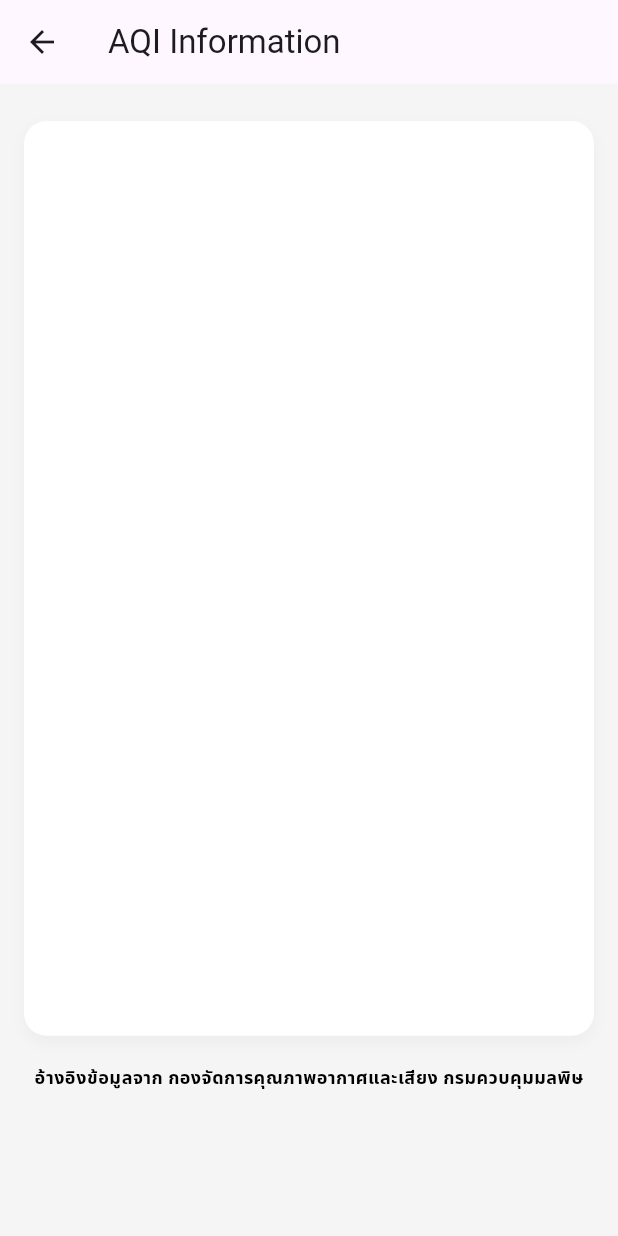
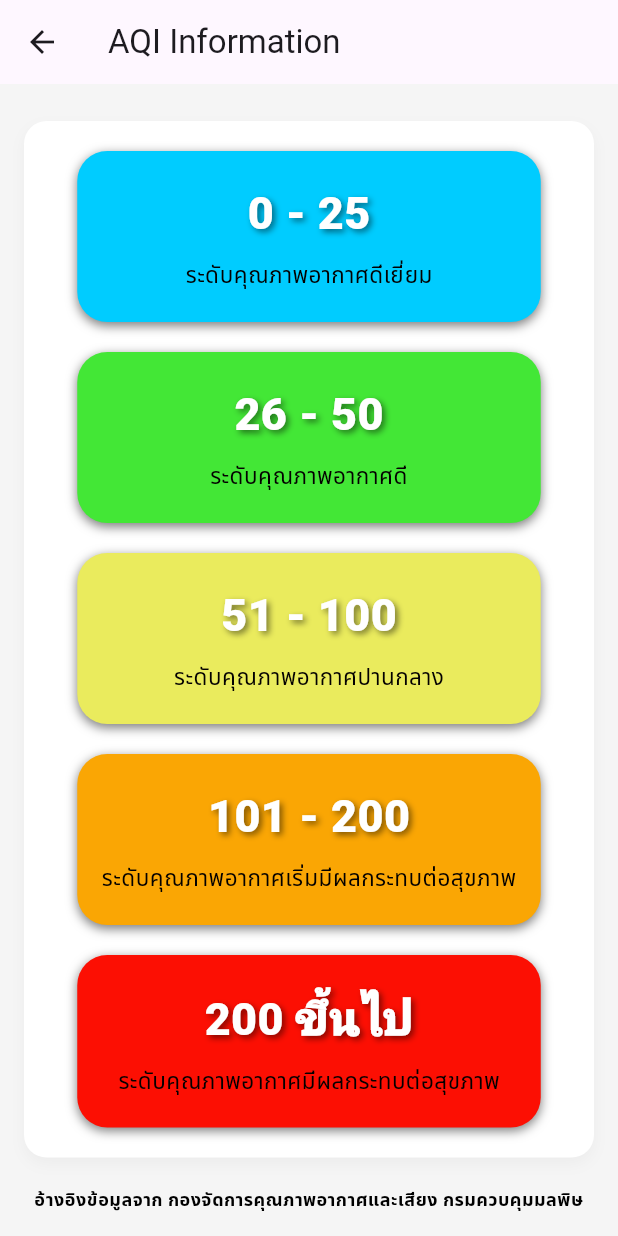
Before and after one commit to teeprakorn1/pm2_flutter_project, a Flutter app: the TopPage screen opened directly, on a phone screen of 412 x 824 dp. Run offline on Flutter 3.47's test engine with Material 3 defaults, Android fonts, the phone set to English and light mode, and no system bars; our stand-ins replace flutter_map, flutter_svg, latlong2, location, shared_preferences; accounts and stored records are empty.

Commit message:
VERSION 0.7.1

```diff
--- a/lib/screens/advice_screen.dart
+++ b/lib/screens/advice_screen.dart
@@ -148,8 +148,7 @@ class TopPage extends StatelessWidget {
             crossAxisAlignment: CrossAxisAlignment.start,
             children: [
               Container(
-                width: screenWidth * 1,
-                height: screenHeight * 0.74,
+                width: screenWidth,
                 padding: EdgeInsets.all(20.0),
                 decoration: BoxDecoration(
                   color: Colors.white,
@@ -163,13 +162,57 @@ class TopPage extends StatelessWidget {
                   ],
                 ),
                 child: Column(
-                  mainAxisAlignment: MainAxisAlignment.start,
-                  children: [],
+                  children: [
+                    _buildBox(
+                      "0 - 25",
+                      "ระดับคุณภาพอากาศดีเยี่ยม",
+                      Color(0xFF00CCFF),
+                      screenHeight,
+                      screenWidth,
+                      scaleFactor,
+                    ),
+                    SizedBox(height: 20),
+                    _buildBox(
+                      "26 - 50",
+                      "ระดับคุณภาพอากาศดี",
+                      Color(0xFF43E736),
+                      screenHeight,
+                      screenWidth,
+                      scaleFactor,
+                    ),
+                    SizedBox(height: 20),
+                    _buildBox(
+                      "51 - 100",
+                      "ระดับคุณภาพอากาศปานกลาง",
+                      Color(0xFFEAEB5D),
+                      screenHeight,
+                      screenWidth,
+                      scaleFactor,
+                    ),
+                    SizedBox(height: 20),
+                    _buildBox(
+                      "101 - 200",
+                      "ระดับคุณภาพอากาศเริ่มมีผลกระทบต่อสุขภาพ",
+                      Color(0xFFFAA604),
+                      screenHeight,
+                      screenWidth,
+                      scaleFactor,
+                    ),
+                    SizedBox(height: 20),
+                    _buildBox(
+                      "200 ขึ้นไป",
+                      "ระดับคุณภาพอากาศมีผลกระทบต่อสุขภาพ",
+                      Color(0xFFFC0F03),
+                      screenHeight,
+                      screenWidth,
+                      scaleFactor,
+                    ),
+                  ],
                 ),
               ),
               SizedBox(height: 20),
-              Positioned(
-                child: Center(
+              Align(
+                alignment: Alignment.center,
                 child: Text(
                   "อ้างอิงข้อมูลจาก กองจัดการคุณภาพอากาศและเสียง กรมควบคุมมลพิษ",
                   style: TextStyle(
@@ -178,12 +221,68 @@ class TopPage extends StatelessWidget {
                     fontWeight: FontWeight.bold,
                     color: Colors.black,
                   ),
-                  ),
+                  textAlign: TextAlign.center,
                 ),
               ),
             ],
           ),
         ),
+      ),
+    );
+  }
+
+  Widget _buildBox(
+    String value,
+    String detail,
+    Color color,
+    double screenHeight,
+    double screenWidth,
+    double scaleFactor,
+  ) {
+    double boxWidth = screenWidth * (screenWidth > 600 ? 0.4 : 0.75);
+    return Container(
+      width: boxWidth,
+      decoration: BoxDecoration(
+        color: color,
+        borderRadius: BorderRadius.circular(20),
+        boxShadow: [
+          BoxShadow(
+            color: Colors.black.withOpacity(0.5),
+            blurRadius: 5,
+            offset: Offset(0, 2),
+          ),
+        ],
+      ),
+      padding: EdgeInsets.symmetric(vertical: 20 * scaleFactor),
+      child: Column(
+        mainAxisAlignment: MainAxisAlignment.center,
+        children: [
+          Text(
+            value,
+            style: TextStyle(
+              color: Colors.white,
+              fontSize: (screenWidth > 600 ? 40 : 30) * scaleFactor,
+              fontWeight: FontWeight.w900,
+              shadows: [
+                Shadow(
+                  color: Colors.black.withOpacity(0.5),
+                  offset: Offset(2.0, 2.0),
+                  blurRadius: 5.0,
+                ),
+              ],
+            ),
+          ),
+          SizedBox(height: 10),
+          Text(
+            detail,
+            style: TextStyle(
+              color: Color(0xFF030000),
+              fontSize: (screenWidth > 600 ? 18 : 15) * scaleFactor,
+              fontWeight: FontWeight.normal,
+              fontFamily: 'NotoSansThai',
+            ),
+          ),
+        ],
       ),
     );
   }
```
Lines whose indentation alone changed are shown as unchanged.
